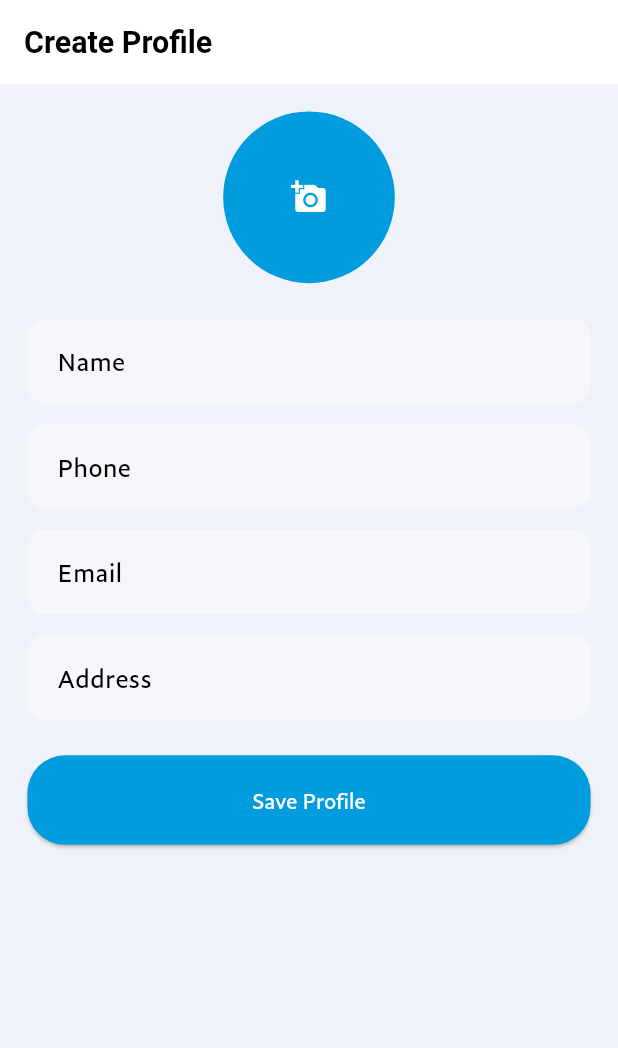
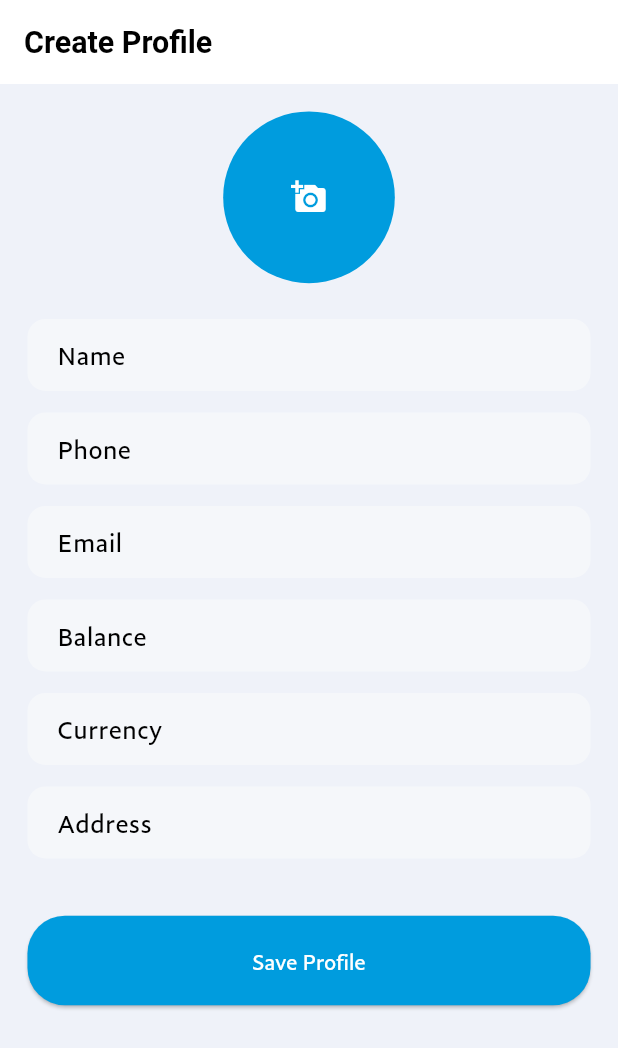
Before and after one commit to Qarani-m/paypal, a Flutter app: the UserFormPage screen opened directly, on a phone screen of 412 x 824 dp. Shown: the top 1048 px of the screen. Run offline on Flutter 3.47's test engine with Material 3 defaults, Android fonts, the light colour scheme and no system bars; our stand-ins replace flutter_screenutil, flutter_svg, get, get_storage, image_picker, local_auth and 2 more; missing offline and left inert: local_auth_android; accounts and stored records are empty.

Commit message:
2025-01-25 18:06:39

```diff
--- a/lib/src/features/auth/models/user_model.dart
+++ b/lib/src/features/auth/models/user_model.dart
@@ -2,6 +2,7 @@ class UserModel {
   final String name;
   final String phone;
   final String email;
+  final String currency;
   final String address;
   final String imagePath;
   final bool hasImage;
@@ -12,6 +13,7 @@ class UserModel {
     this.name = ' ',
     this.phone = ' ',
     this.email = ' ',
+    this.currency = ' ',
     this.address = ' ',
     this.imagePath = ' ',
     this.hasImage = false,
@@ -23,6 +25,7 @@ class UserModel {
       phone: json['phone'] as String? ?? '',
       email: json['email'] as String? ?? '',
       address: json['address'] as String? ?? '',
+      currency: json['currency'] as String? ?? '',
       imagePath: json['imagePath'] as String? ?? '',
       balance: json['balance'] as String? ?? '',
       hasImage: json['hasImage'] as bool? ?? false,
@@ -35,6 +38,7 @@ class UserModel {
         'email': email,
         'address': address,
         'balance': balance,
+        'currency': currency,
         'imagePath': imagePath,
         'hasImage': hasImage,
       };
@@ -44,6 +48,7 @@ class UserModel {
     String? name,
     String? phone,
     String? email,
+    String? currency,
     String? address,
     String? imagePath,
     bool? hasImage,
@@ -56,5 +61,6 @@ class UserModel {
         address: address ?? this.address,
         imagePath: imagePath ?? this.imagePath,
         hasImage: hasImage ?? this.hasImage,
+        currency:currency ?? this.currency,
       );
 }
--- a/lib/src/features/auth/screens/new_user.dart
+++ b/lib/src/features/auth/screens/new_user.dart
@@ -16,6 +16,7 @@ class UserFormController extends GetxController {
  final name = ''.obs;
  final phone = ''.obs;
  final balance = ''.obs;
+ final currency = ''.obs;
  final email = ''.obs;
  final address = ''.obs;
  final imagePath = ''.obs;
@@ -36,17 +37,21 @@ class UserFormController extends GetxController {
        phone: phone.value,
        email: email.value,
        balance: balance.value,
+       currency: currency.value.toUpperCase(),
        address: address.value,
        imagePath: imagePath.value,
        hasImage: hasImage.value
      );
+
+     print(user);
      storage.write('user_data', user.toJson());
      Get.offNamed('/home');
    }
  }
 }
 
-// user_form_page.dart
+
+
 class UserFormPage extends GetView<UserFormController> {
   @override
   Widget build(BuildContext context) {
@@ -57,7 +62,45 @@ class UserFormPage extends GetView<UserFormController> {
         child: ListView(
           padding: EdgeInsets.all(16.w),
           children: [
-           Obx(() => GestureDetector(
+            _buildProfileImagePicker(),
+            SizedBox(height: 20.h),
+            _buildTextField(
+              label: 'Name',
+              onChanged: (v) => controller.name.value = v,
+            ),
+            _buildTextField(
+              label: 'Phone',
+              keyboardType: TextInputType.phone,
+              onChanged: (v) => controller.phone.value = v,
+            ),
+            _buildTextField(
+              label: 'Email',
+              keyboardType: TextInputType.emailAddress,
+              onChanged: (v) => controller.email.value = v,
+            ),
+            _buildTextField(
+              label: 'Balance',
+              keyboardType: TextInputType.number,
+              onChanged: (v) => controller.balance.value = v,
+            ),
+            _buildTextField(
+              label: 'Currency',
+              onChanged: (v) => controller.currency.value = v, // Note: This seems incorrect
+            ),
+            _buildTextField(
+              label: 'Address',
+              onChanged: (v) => controller.address.value = v,
+            ),
+            SizedBox(height: 20.h),
+            _buildSaveButton(),
+          ],
+        ),
+      ),
+    );
+  }
+
+  Widget _buildProfileImagePicker() {
+    return Obx(() => GestureDetector(
       onTap: controller.pickImage,
       child: CircleAvatar(
         radius: 50.r,
@@ -68,67 +111,39 @@ class UserFormPage extends GetView<UserFormController> {
           ? Icon(Icons.add_a_photo)
           : null,
       ),
-           )),
+    ));
+  }
 
-           SizedBox(height: 20.h),
-
-           TextFormField(
-             onChanged: (v) => controller.name.value = v,
+  Widget _buildTextField({
+    required String label,
+    TextInputType keyboardType = TextInputType.text,
+    required void Function(String) onChanged,
+  }) {
+    return Padding(
+      padding: EdgeInsets.only(bottom: 12.h),
+      child: TextFormField(
+        style: TextStyle(
+          fontWeight: FontWeight.w300,
+          fontSize: 8.sp
+        ),
+        keyboardType: keyboardType,
+        onChanged: onChanged,
         validator: (v) => v!.isEmpty ? 'Required' : null,
         decoration: InputDecoration(
-               labelText: 'Name',
+          labelText: label,
           border: OutlineInputBorder(),
-             ),
-           ),
-
-           SizedBox(height: 12.h),
-
-           TextFormField(
-            keyboardType: TextInputType.number,
-             onChanged: (v) => controller.phone.value = v,
-             validator: (v) => v!.isEmpty ? 'Required' : null,
-             decoration: InputDecoration(
-               labelText: 'Phone',
-               border: OutlineInputBorder(),
-             ),
-           ),
-
-           SizedBox(height: 12.h),
-
-           TextFormField(
-            keyboardType: TextInputType.emailAddress,
-
-             onChanged: (v) => controller.email.value = v,
-             validator: (v) => v!.isEmpty ? 'Required' : null,
-             decoration: InputDecoration(
-               labelText: 'Email',
-               border: OutlineInputBorder(),
-             ),
-           ),
-
-           SizedBox(height: 12.h),
-
-           TextFormField(
-             onChanged: (v) => controller.address.value = v,
-             validator: (v) => v!.isEmpty ? 'Required' : null,
-             decoration: InputDecoration(
-               labelText: 'Address',
-               border: OutlineInputBorder(),
-             ),
-           ),
-
-           SizedBox(height: 20.h),
-
-           ElevatedButton(
-             onPressed: controller.saveUser,
-             child: Text('Save Profile'),
-             style: ElevatedButton.styleFrom(
-               minimumSize: Size(double.infinity, 50.h),
-             ),
-           )
-         ],
         ),
       ),
     );
   }
+
+  Widget _buildSaveButton() {
+    return ElevatedButton(
+      onPressed: controller.saveUser,
+      style: ElevatedButton.styleFrom(
+        minimumSize: Size(double.infinity, 50.h),
+      ),
+      child: Text('Save Profile'),
+    );
   }
+}
```
Lines whose indentation alone changed are shown as unchanged.
